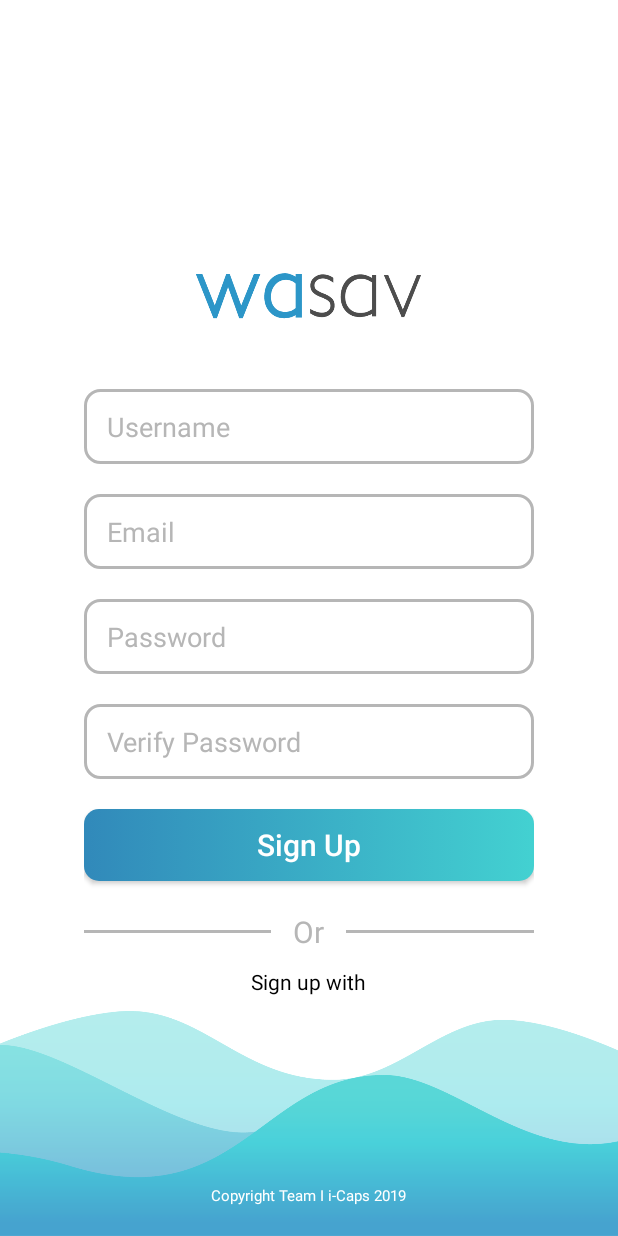
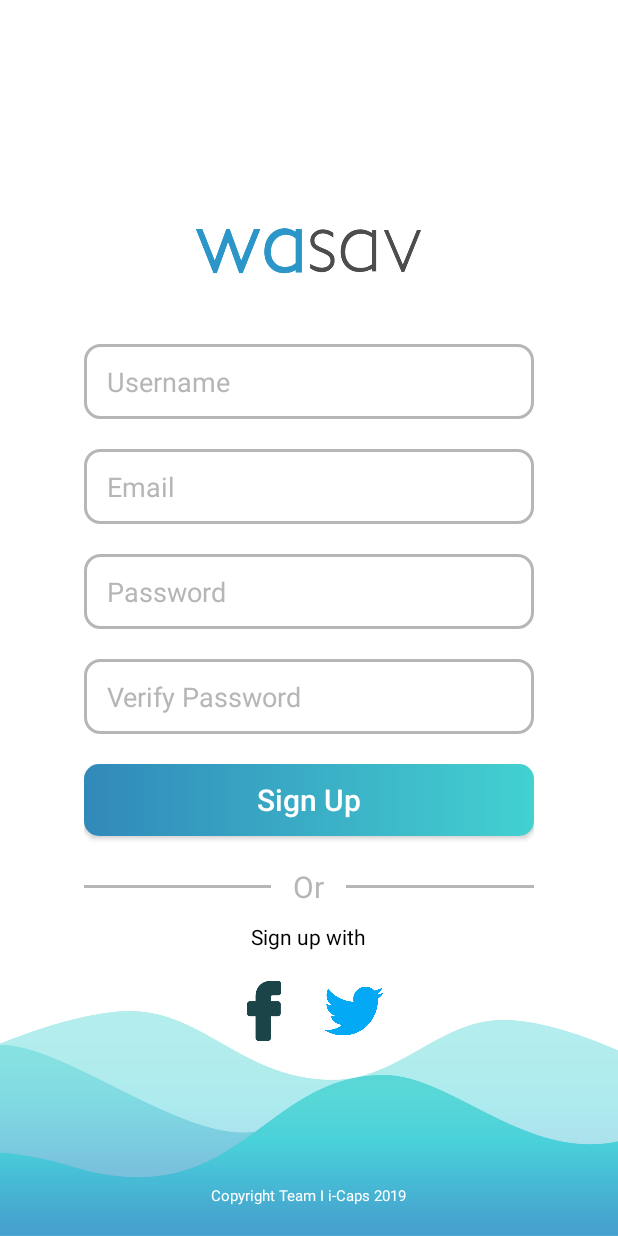
Before and after one commit to jaballogian/Wasav, an Android app: the ActivityRegister screen opened directly, with no data from a screen before it, on a phone screen of 412 x 824 dp. Run offline under Robolectric (Android 15) with nearby library versions, the phone set to English and light mode, and no system bars; our stand-ins replace Firebase (no records; nobody signed in at launch, a user with empty details on screens opened directly); libraries missing offline, so code that uses them is left out: me.anwarshahriar.calligrapher.

```diff
--- a/app/src/main/AndroidManifest.xml
+++ b/app/src/main/AndroidManifest.xml
@@ -9,7 +9,8 @@
         android:roundIcon="@drawable/logo"
         android:supportsRtl="true"
         android:theme="@style/Theme.AppCompat.Light.NoActionBar">
-        <activity android:name=".ActivityDetail"></activity>
+        <activity android:name=".ActivityStatistic"></activity>
+        <activity android:name=".ActivityDetail" />
         <activity android:name=".ActivityProfile" />
         <activity android:name=".ActivityMain">
 
--- a/app/src/main/java/com/example/wasav/ActivityLogin.java
+++ b/app/src/main/java/com/example/wasav/ActivityLogin.java
@@ -24,7 +24,7 @@ public class ActivityLogin extends AppCompatActivity {
     private Button loginButton;
     private String email, password;
     private FirebaseAuth mAuth;
-    private TextView registerHereTextView;
+    private TextView dontHaveAnAccountTextView;
     private ProgressDialog loading;
 
     @Override
@@ -35,6 +35,7 @@ public class ActivityLogin extends AppCompatActivity {
         emailEditText = (EditText) findViewById(R.id.emailEditTextActivityLogin);
         passwordEditText = (EditText) findViewById(R.id.passwordEditTextActivityLogin);
         loginButton = (Button) findViewById(R.id.loginButtonActivityLogin);
+        dontHaveAnAccountTextView = (TextView) findViewById(R.id.dontHaveAnAccountTextViewActivityLogin);
 
         loading = new ProgressDialog(this);
 
@@ -49,7 +50,7 @@ public class ActivityLogin extends AppCompatActivity {
             }
         });
 
-        registerHereTextView.setOnClickListener(new View.OnClickListener() {
+        dontHaveAnAccountTextView.setOnClickListener(new View.OnClickListener() {
             @Override
             public void onClick(View v) {
 
--- a/app/src/main/java/com/example/wasav/ActivityRegister.java
+++ b/app/src/main/java/com/example/wasav/ActivityRegister.java
@@ -24,9 +24,9 @@ import me.anwarshahriar.calligrapher.Calligrapher;
 
 public class ActivityRegister extends AppCompatActivity {
 
-    private EditText fullnameEditText, emailEditText, passwordEditText;
+    private EditText usernameEditText, emailEditText, passwordEditText, verifyPasswordEditText;
     private Button registerButton;
-    private String fullname, email, password, uID;
+    private String username, email, password, uID, verifiyPassword;
     private FirebaseAuth mAuth;
     private FirebaseUser currentUser;
     private DatabaseReference databaseReference;
@@ -38,10 +38,11 @@ public class ActivityRegister extends AppCompatActivity {
         super.onCreate(savedInstanceState);
         setContentView(R.layout.activity_register);
 
-        fullnameEditText = (EditText) findViewById(R.id.fullnameEditTextActivityRegister);
+        usernameEditText = (EditText) findViewById(R.id.usernameEditTextActivityRegister);
         emailEditText = (EditText) findViewById(R.id.emailEditTextActivityRegister);
         passwordEditText = (EditText) findViewById(R.id.passwordEditTextActivityRegister);
         registerButton = (Button) findViewById(R.id.registerButtonActivityRegister);
+        verifyPasswordEditText = (EditText) findViewById(R.id.verifyPasswordEditTextActivityRegister);
 
         loading = new ProgressDialog(this);
 
@@ -68,21 +69,29 @@ public class ActivityRegister extends AppCompatActivity {
 
     private void getStringFromEditText(){
 
-        fullname = fullnameEditText.getText().toString();
+        username = usernameEditText.getText().toString();
         email = emailEditText.getText().toString();
         password = passwordEditText.getText().toString();
+        verifiyPassword = verifyPasswordEditText.getText().toString();
     }
 
     private void checkAllFields(){
 
-        if(fullname.isEmpty() || email.isEmpty() || password.isEmpty()){
+        if(username.isEmpty() || email.isEmpty() || password.isEmpty() || verifiyPassword.isEmpty()){
 
             Toast.makeText(ActivityRegister.this, "Please fill all the fields", Toast.LENGTH_LONG).show();
         }
         else {
 
-            setProgressDialog();
-            registerUser();
+            if(password.equals(verifiyPassword)){
+
+                setProgressDialog();
+                registerUser();
+            }
+            else {
+
+                Toast.makeText(ActivityRegister.this, "Password and Verify Password don't match", Toast.LENGTH_LONG).show();
+            }
         }
     }
 
@@ -115,7 +124,7 @@ public class ActivityRegister extends AppCompatActivity {
         databaseReference = FirebaseDatabase.getInstance().getReference().child("Users").child(uID).child("Profile");
 
         userIdentity = new HashMap<>();
-        userIdentity.put("fullname", fullname);
+        userIdentity.put("username", username);
         userIdentity.put("email", email);
         userIdentity.put("password", password);
 
--- /dev/null
+++ b/app/src/main/res/drawable/ic_equalizer_steelblue_24dp.xml
@@ -0,0 +1,5 @@
+<vector android:height="24dp" android:tint="#3189ba"
+    android:viewportHeight="24.0" android:viewportWidth="24.0"
+    android:width="24dp" xmlns:android="http://schemas.android.com/apk/res/android">
+    <path android:fillColor="#FF000000" android:pathData="M10,20h4L14,4h-4v16zM4,20h4v-8L4,12v8zM16,9v11h4L20,9h-4z"/>
+</vector>
--- a/app/src/main/res/drawable/ic_home_steelblue_24dp.xml
+++ b/app/src/main/res/drawable/ic_home_steelblue_24dp.xml
@@ -1,5 +1,5 @@
-<vector android:height="10dp" android:tint="#2C96C8"
+<vector android:height="24dp" android:tint="#2C96C8"
     android:viewportHeight="24.0" android:viewportWidth="24.0"
-    android:width="10dp" xmlns:android="http://schemas.android.com/apk/res/android">
+    android:width="24dp" xmlns:android="http://schemas.android.com/apk/res/android">
     <path android:fillColor="#FF000000" android:pathData="M10,20v-6h4v6h5v-8h3L12,3 2,12h3v8z"/>
 </vector>
--- a/app/src/main/res/layout/activity_register.xml
+++ b/app/src/main/res/layout/activity_register.xml
@@ -21,7 +21,7 @@
             android:layout_gravity="center_horizontal"/>
 
         <EditText
-            android:id="@+id/fullnameEditTextActivityRegister"
+            android:id="@+id/usernameEditTextActivityRegister"
             android:layout_width="match_parent"
             android:layout_height="50dp"
             android:hint="Username"
@@ -121,7 +121,27 @@
             android:textSize="14sp"
             android:background="@color/white"
             android:layout_centerInParent="true"
-            android:layout_gravity="center_horizontal"/>
+            android:layout_gravity="center_horizontal"
+            android:layout_marginBottom="20dp"/>
+
+        <LinearLayout
+            android:layout_width="wrap_content"
+            android:layout_height="wrap_content"
+            android:orientation="horizontal"
+            android:layout_gravity="center_horizontal">
+
+            <ImageButton
+                android:layout_width="40dp"
+                android:layout_height="40dp"
+                android:background="@drawable/facebook"
+                android:layout_marginRight="20dp"/>
+
+            <ImageButton
+                android:layout_width="40dp"
+                android:layout_height="40dp"
+                android:background="@drawable/twitter"/>
+
+        </LinearLayout>
 
     </LinearLayout>
 
```
Also changed, not shown: app/src/main/java/com/example/wasav/ActivityMain.java (+21 -15 lines), app/src/main/java/com/example/wasav/ActivityProfile.java (+45 -0 lines), app/src/main/java/com/example/wasav/ActivityStatistic.java (added, +39 -0 lines), app/src/main/res/layout/activity_login.xml (+22 -2 lines), app/src/main/res/layout/activity_main.xml (+4 -15 lines), app/src/main/res/layout/activity_profile.xml (+6 -3 lines), app/src/main/res/layout/activity_statistic.xml (added, +69 -0 lines), app/src/main/res/drawable/facebook.png (added), app/src/main/res/drawable/twitter.png (added).
